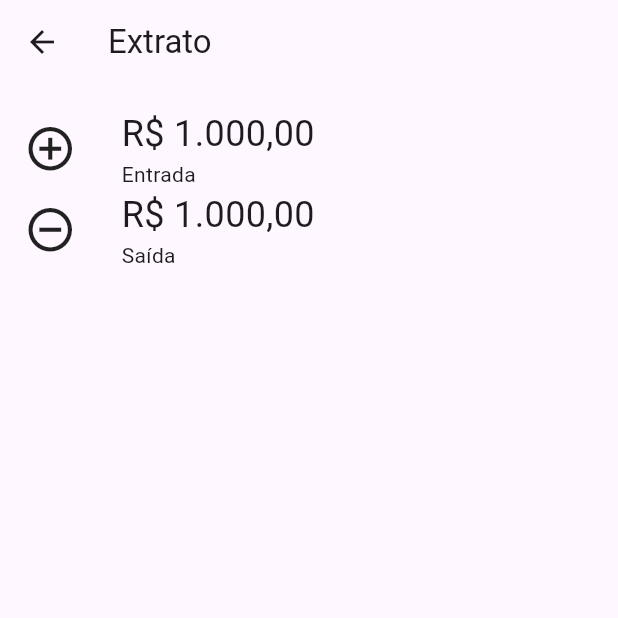
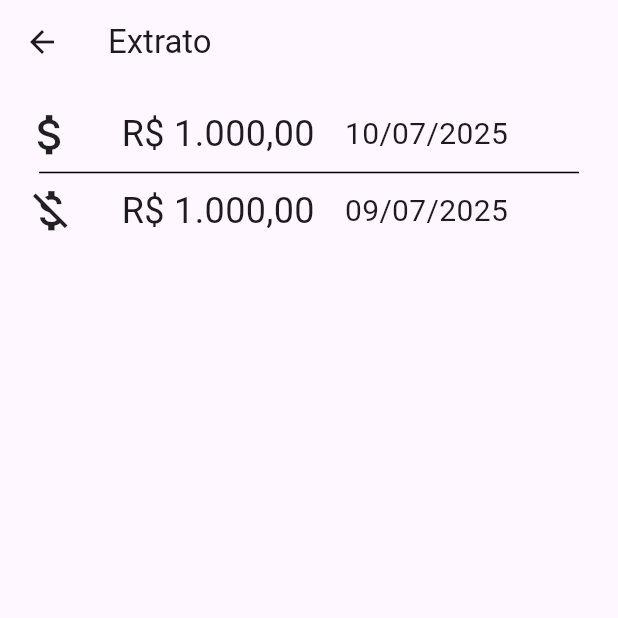
Before and after one commit to evertongodoy/drawer-flutter, a Flutter app: the ExtratoScreen screen opened by its route, on a phone screen of 412 x 824 dp, the top half of it. Run offline on Flutter 3.47's test engine with Material 3 defaults, Android fonts, the light colour scheme and no system bars.

Commit message:
change on readme and screen menu

```diff
--- a/lib/screens/extrato_screen.dart
+++ b/lib/screens/extrato_screen.dart
@@ -19,34 +19,68 @@ class ExtratoScreen extends StatelessWidget {
                 Row(
                   mainAxisAlignment: MainAxisAlignment.start,
                   children: [
-                    Icon(Icons.add_circle_outline, size: 35),
+                    Icon(Icons.attach_money, size: 35),
                     SizedBox(width: 30),
                     Column(
                       crossAxisAlignment: CrossAxisAlignment.start,
+                      children: [
+                        Row(
+                          mainAxisAlignment: MainAxisAlignment.spaceBetween,
                           children: [
                             Text(
                               'R\$ 1.000,00',
                               style: TextStyle(fontSize: 24),
                             ),
-                        Text('Entrada'),
+                            Divider(
+                              color: Colors.black,
+                              thickness: 1,
+                              indent: 10,
+                              endIndent: 10,
+                            ),
+                            Text(
+                              '10/07/2025',
+                              style: TextStyle(fontSize: 20),
+                            ),
+                          ],
+                        )
                       ],
                     ),
                     // Icon(Icons.remove_circle_outline, size: 50),
                   ],
                 ),
+                Divider(
+                  color: Color.fromARGB(255, 0, 0, 0),
+                  thickness: 1,
+                  indent: 10,
+                  endIndent: 10,
+                ),
                 Row(
                   mainAxisAlignment: MainAxisAlignment.start,
                   children: [
-                    Icon(Icons.remove_circle_outline, size: 35),
+                    Icon(Icons.money_off, size: 35),
                     SizedBox(width: 30),
                     Column(
                       crossAxisAlignment: CrossAxisAlignment.start,
+                      children: [
+                        Row(
+                          mainAxisAlignment: MainAxisAlignment.spaceBetween,
                           children: [
                             Text(
                               'R\$ 1.000,00',
                               style: TextStyle(fontSize: 24),
                             ),
-                        Text('Saída'),
+                            Divider(
+                              color: Colors.black,
+                              thickness: 1,
+                              indent: 10,
+                              endIndent: 10,
+                            ),
+                            Text(
+                              '09/07/2025',
+                              style: TextStyle(fontSize: 20),
+                            ),
+                          ],
+                        )
                       ],
                     ),
                     // Icon(Icons.remove_circle_outline, size: 50),
--- a/lib/screens/home_screen.dart
+++ b/lib/screens/home_screen.dart
@@ -37,14 +37,14 @@ class HomeScreen extends StatelessWidget {
             ),
             ListTile(
               leading: const Icon(Icons.swap_horiz),
-              title: const Text('Transferência'),
+              title: const Text('Transferência Flux'),
               onTap: () {
                 Navigator.pushNamed(context, '/transferencia');
               },
             ),
             ListTile(
               leading: const Icon(Icons.key),
-              title: const Text('Chave de Transferência'),
+              title: const Text('Chave Flux'),
               onTap: () {
                 Navigator.pushNamed(context, '/chave-transferencia');
               },
```
Also changed, not shown: 1 other file. Lines whose indentation alone changed are shown as unchanged.
